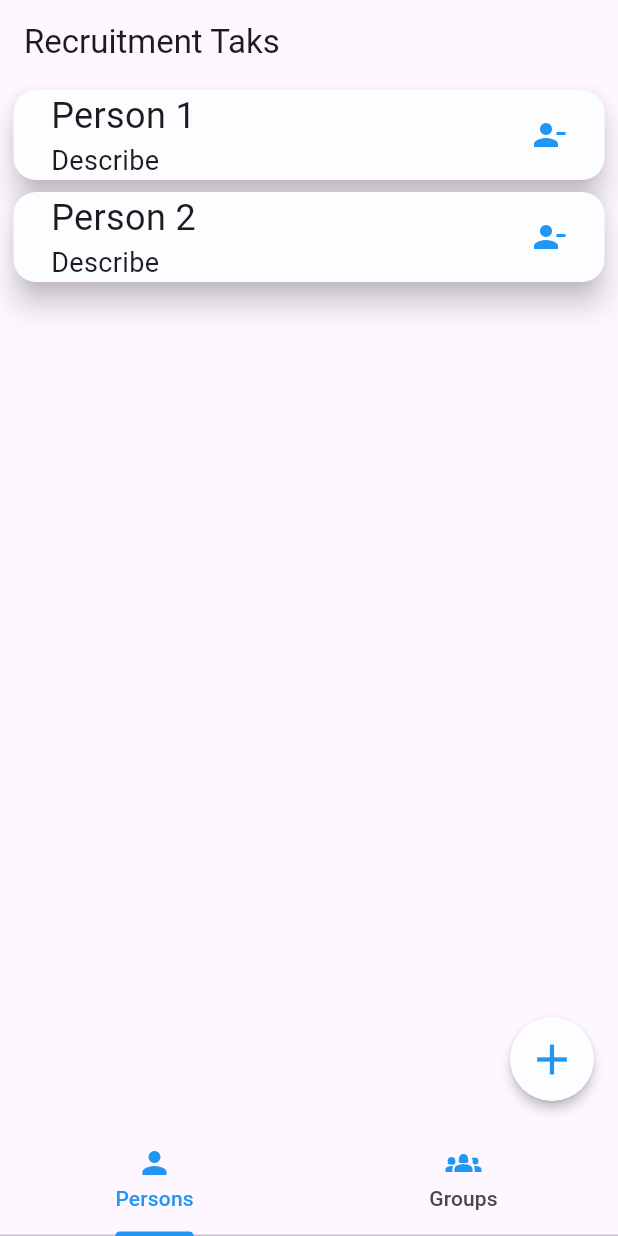
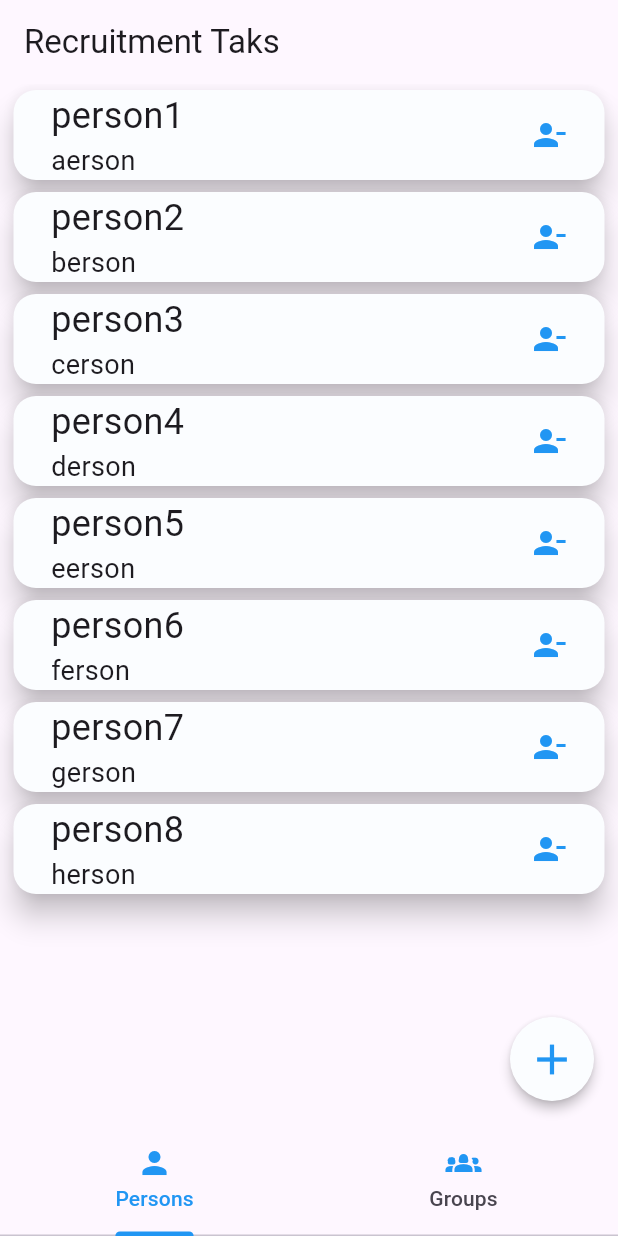
Before and after one commit to Michal2123/RecruitmentTask, a Flutter app: the screen it shows after launch, on a phone screen of 412 x 824 dp. Run offline on Flutter 3.47's test engine with Material 3 defaults, Android fonts, the phone set to English and light mode, and no system bars; our stand-ins replace bloc, equatable, flutter_bloc, mask_text_input_formatter; generated files the repository leaves out were written again.

```diff
--- a/flutter_recruitment_task/lib/src/app.dart
+++ b/flutter_recruitment_task/lib/src/app.dart
@@ -4,8 +4,8 @@ import 'package:flutter_localizations/flutter_localizations.dart';
 import 'package:flutter_recruitment_task/src/group_list/group_view/group_detail_view.dart';
 import 'package:flutter_recruitment_task/src/group_list/group_view/group_form_view.dart';
 import 'package:flutter_recruitment_task/src/home_view.dart';
-import 'package:flutter_recruitment_task/src/person_list/person_view/person_detail_view/person_detail_view.dart';
-import 'package:flutter_recruitment_task/src/person_list/person_view/person_form_view.dart';
+import 'package:flutter_recruitment_task/src/person_list/view/person_detail_view/person_detail_view.dart';
+import 'package:flutter_recruitment_task/src/person_list/view/person_form_view.dart';
 
 import 'settings/settings_controller.dart';
 
--- a/flutter_recruitment_task/lib/src/home_view.dart
+++ b/flutter_recruitment_task/lib/src/home_view.dart
@@ -1,6 +1,8 @@
 import 'package:flutter/material.dart';
+import 'package:flutter_bloc/flutter_bloc.dart';
 import 'package:flutter_recruitment_task/src/group_list/group_view/group_list_view.dart';
-import 'package:flutter_recruitment_task/src/person_list/person_view/person_list_view.dart';
+import 'package:flutter_recruitment_task/src/person_list/block/person_block.dart';
+import 'package:flutter_recruitment_task/src/person_list/view/person_list_view.dart';
 
 class HomeView extends StatelessWidget {
   const HomeView({super.key});
@@ -9,13 +11,16 @@ class HomeView extends StatelessWidget {
 
   @override
   Widget build(BuildContext context) {
-    return DefaultTabController(
+    return BlocProvider(
+      create: (context) => PersonBlock()..add(const PersonListGet()),
+      child: DefaultTabController(
           length: 2,
           child: Scaffold(
             appBar: AppBar(
               title: const Text('Recruitment Taks'),
             ),
-          body: const TabBarView(children: [PersonListView(), GroupListView()]),
+            body:
+                const TabBarView(children: [PersonListView(), GroupListView()]),
             bottomNavigationBar: const TabBar(tabs: [
               Tab(
                 icon: Icon(Icons.person),
@@ -26,6 +31,7 @@ class HomeView extends StatelessWidget {
                 text: 'Groups',
               ),
             ]),
-        ));
+          )),
+    );
   }
 }
--- /dev/null
+++ b/flutter_recruitment_task/lib/src/person_list/block/person_block.dart
@@ -0,0 +1,90 @@
+import 'package:equatable/equatable.dart';
+import 'package:flutter_recruitment_task/src/person_list/model/person_model.dart';
+import 'package:bloc/bloc.dart';
+import 'package:flutter_recruitment_task/src/utils/enums.dart';
+
+part 'person_state.dart';
+part 'person_event.dart';
+
+List<PersonModel> mockList = [
+  PersonModel(
+      firstName: 'person1',
+      lastName: 'aerson',
+      birthDate: '01/10/2001',
+      city: 'Warsaw',
+      street: 'street 1',
+      zipCode: '00-000',
+      groups: const []),
+  PersonModel(
+      firstName: 'person2',
+      lastName: 'berson',
+      birthDate: '01/10/2001',
+      city: 'Warsaw',
+      street: 'street 2',
+      zipCode: '00-000',
+      groups: const []),
+  PersonModel(
+      firstName: 'person3',
+      lastName: 'cerson',
+      birthDate: '01/10/2001',
+      city: 'Warsaw',
+      street: 'street 3',
+      zipCode: '00-000',
+      groups: const []),
+  PersonModel(
+      firstName: 'person4',
+      lastName: 'derson',
+      birthDate: '01/10/2001',
+      city: 'Warsaw',
+      street: 'street 4',
+      zipCode: '00-000',
+      groups: const []),
+  PersonModel(
+      firstName: 'person5',
+      lastName: 'eerson',
+      birthDate: '01/10/2001',
+      city: 'Warsaw',
+      street: 'street 2',
+      zipCode: '00-000',
+      groups: const []),
+  PersonModel(
+      firstName: 'person6',
+      lastName: 'ferson',
+      birthDate: '01/10/2001',
+      city: 'Warsaw',
+      street: 'street 3',
+      zipCode: '00-000',
+      groups: const []),
+  PersonModel(
+      firstName: 'person7',
+      lastName: 'gerson',
+      birthDate: '01/10/2001',
+      city: 'Warsaw',
+      street: 'street 4',
+      zipCode: '00-000',
+      groups: const []),
+  PersonModel(
+      firstName: 'person8',
+      lastName: 'herson',
+      birthDate: '01/10/2001',
+      city: 'Warsaw',
+      street: 'street 2',
+      zipCode: '00-000',
+      groups: const []),
+];
+
+class PersonBlock extends Bloc<PersonEvent, PersonState> {
+  PersonBlock() : super(const PersonState()) {
+    on<PersonListGet>(_onPersonListGet);
+  }
+
+  Future<void> _onPersonListGet(
+      PersonListGet event, Emitter<PersonState> emit) async {
+    emit(state.copyWith(status: () => PersonStatus.loading));
+
+    await Future.delayed(const Duration(seconds: 2));
+
+    emit(state.copyWith(
+        status: () => PersonStatus.succes, personList: () => mockList));
+  }
+}
--- /dev/null
+++ b/flutter_recruitment_task/lib/src/person_list/block/person_event.dart
@@ -0,0 +1,39 @@
+part of 'person_block.dart';
+
+sealed class PersonEvent extends Equatable {
+  const PersonEvent();
+
+  @override
+  List<Object> get props => [];
+}
+
+final class PersonListGet extends PersonEvent {
+  const PersonListGet();
+
+  @override
+  List<Object> get props => [];
+}
+
+final class PersonCreate extends PersonEvent {
+  const PersonCreate({required this.person});
+  final PersonModel person;
+
+  @override
+  List<Object> get props => [person];
+}
+
+final class PersonEdit extends PersonEvent {
+  const PersonEdit({required this.person});
+  final PersonModel person;
+
+  @override
+  List<Object> get props => [person];
+}
+
+final class PersonDelete extends PersonEvent {
+  const PersonDelete({required this.person});
+  final PersonModel person;
+
+  @override
+  List<Object> get props => [person];
+}
--- /dev/null
+++ b/flutter_recruitment_task/lib/src/person_list/block/person_state.dart
@@ -0,0 +1,27 @@
+part of 'person_block.dart';
+
+final class PersonState extends Equatable {
+  const PersonState(
+      {this.status = PersonStatus.initial,
+      this.personList = const <PersonModel>[],
+      this.person});
+  final PersonStatus status;
+  final List<PersonModel> personList;
+  final PersonModel? person;
+
+  PersonState copyWith(
+      {PersonStatus Function()? status,
+      List<PersonModel> Function()? personList}) {
+    return PersonState(
+        status: status != null ? status() : this.status,
+        personList: personList != null ? personList() : this.personList);
+  }
+
+  @override
+  String toString() {
+    return 'PersonState {personList: $personList, personModel: $person}';
+  }
+
+  @override
+  List<Object?> get props => [personList, person];
+}
--- /dev/null
+++ b/flutter_recruitment_task/lib/src/person_list/model/person_model.dart
@@ -0,0 +1,41 @@
+import 'package:equatable/equatable.dart';
+import 'package:flutter/material.dart';
+import 'package:uuid/uuid.dart';
+
+@immutable
+final class PersonModel extends Equatable {
+  PersonModel(
+      {String? id,
+      required this.firstName,
+      required this.lastName,
+      required this.birthDate,
+      required this.zipCode,
+      required this.city,
+      required this.street,
+      required this.groups})
+      : assert(id == null || id.isNotEmpty, 'id must be null or not empty'),
+        id = id ?? const Uuid().v4();
+
+  final String id;
+  final String firstName;
+  final String lastName;
+  final String birthDate;
+  final String zipCode;
+  final String city;
+  final String street;
+  final List<dynamic> groups;
+
+  factory PersonModel.fromJson(Map<String, dynamic> json) {
+    return PersonModel(
+        firstName: json['firstName'],
+        lastName: json['lastName'],
+        birthDate: json['birthDate'],
+        zipCode: json['zipCode'],
+        city: json['city'],
+        street: json['street'],
+        groups: json['groups']);
+  }
+
+  @override
+  List<Object> get props => [];
+}
--- a/flutter_recruitment_task/lib/src/person_list/person_view/person_list_view.dart
+++ /dev/null
@@ -1,33 +0,0 @@
-import 'package:flutter/material.dart';
-import 'package:flutter_recruitment_task/src/person_list/person_view/persion_list_item_view.dart';
-import 'package:flutter_recruitment_task/src/person_list/person_view/person_form_view.dart';
-
-class PersonListView extends StatelessWidget {
-  const PersonListView({super.key});
-
-  @override
-  Widget build(BuildContext context) {
-    return Scaffold(
-      floatingActionButton: FloatingActionButton(
-        onPressed: () => Navigator.pushNamed(context, PersonFormView.routeName),
-        child: const Icon(
-          Icons.add,
-          size: 34,
-        ),
-      ),
-      body: ListView(
-        padding: const EdgeInsets.symmetric(horizontal: 5),
-        children: const [
-          PersonListItem(
-            title: 'Person 1',
-            describe: 'Describe',
-          ),
-          PersonListItem(
-            title: 'Person 2',
-            describe: 'Describe',
-          ),
-        ],
-      ),
-    );
-  }
-}
--- a/flutter_recruitment_task/lib/src/person_list/person_view/persion_list_item_view.dart
+++ b/flutter_recruitment_task/lib/src/person_list/view/persion_list_item_view.dart
@@ -1,5 +1,5 @@
 import 'package:flutter/material.dart';
-import 'package:flutter_recruitment_task/src/person_list/person_view/person_detail_view/person_detail_view.dart';
+import 'package:flutter_recruitment_task/src/person_list/view/person_detail_view/person_detail_view.dart';
 
 class PersonListItem extends StatelessWidget {
   const PersonListItem(
--- a/flutter_recruitment_task/lib/src/person_list/person_view/person_detail_view/person_detail_view.dart
+++ b/flutter_recruitment_task/lib/src/person_list/view/person_detail_view/person_detail_view.dart
@@ -1,6 +1,6 @@
 import 'package:flutter/material.dart';
-import 'package:flutter_recruitment_task/src/person_list/person_view/person_detail_view/person_detail_view_sections/floating_action_button_section.dart';
-import 'package:flutter_recruitment_task/src/person_list/person_view/person_detail_view/person_detail_view_sections/paragraph_section.dart';
+import 'package:flutter_recruitment_task/src/person_list/view/person_detail_view/person_detail_view_sections/floating_action_button_section.dart';
+import 'package:flutter_recruitment_task/src/person_list/view/person_detail_view/person_detail_view_sections/paragraph_section.dart';
 
 class PersonDetailView extends StatelessWidget {
   static const routeName = '/personDetailView';
--- a/flutter_recruitment_task/lib/src/person_list/person_view/person_detail_view/person_detail_view_sections/floating_action_button_section.dart
+++ b/flutter_recruitment_task/lib/src/person_list/view/person_detail_view/person_detail_view_sections/floating_action_button_section.dart
@@ -1,5 +1,5 @@
 import 'package:flutter/material.dart';
-import 'package:flutter_recruitment_task/src/person_list/person_view/person_form_view.dart';
+import 'package:flutter_recruitment_task/src/person_list/view/person_form_view.dart';
 
 class PersonDetailFloatinActionButton extends StatelessWidget {
   const PersonDetailFloatinActionButton({super.key});
--- /dev/null
+++ b/flutter_recruitment_task/lib/src/person_list/view/person_list_view.dart
@@ -0,0 +1,51 @@
+import 'package:flutter/material.dart';
+import 'package:flutter_bloc/flutter_bloc.dart';
+import 'package:flutter_recruitment_task/src/person_list/block/person_block.dart';
+import 'package:flutter_recruitment_task/src/person_list/view/persion_list_item_view.dart';
+import 'package:flutter_recruitment_task/src/person_list/view/person_form_view.dart';
+import 'package:flutter_recruitment_task/src/utils/enums.dart';
+
+class PersonListView extends StatelessWidget {
+  const PersonListView({super.key});
+
+  @override
+  Widget build(BuildContext context) {
+    return Scaffold(
+      floatingActionButton: FloatingActionButton(
+        onPressed: () => Navigator.pushNamed(context, PersonFormView.routeName),
+        child: const Icon(
+          Icons.add,
+          size: 34,
+        ),
+      ),
+      body: BlocListener<PersonBlock, PersonState>(
+        listener: (context, state) {
+          if (state.status == PersonStatus.error) {
+            ScaffoldMessenger.of(context)
+              ..hideCurrentSnackBar()
+              ..showSnackBar(
+                  const SnackBar(content: Text('Something went wrong :(')));
+          }
+        },
+        child: BlocBuilder<PersonBlock, PersonState>(
+          builder: (context, state) {
+            if (state.status == PersonStatus.loading) {
+              return const Center(child: CircularProgressIndicator());
+            } else {
+              return ListView(
+                padding: const EdgeInsets.symmetric(horizontal: 5),
+                children: [
+                  for (var person in state.personList)
+                    PersonListItem(
+                      title: person.firstName,
+                      describe: person.lastName,
+                    ),
+                ],
+              );
+            }
+          },
+        ),
+      ),
+    );
+  }
+}
--- a/flutter_recruitment_task/lib/src/utils/enums.dart
+++ b/flutter_recruitment_task/lib/src/utils/enums.dart
@@ -3,3 +3,5 @@ enum InputFormatters {
   birthDate,
   none;
 }
+
+enum PersonStatus { initial, loading, succes, error }
```
Also changed, not shown: flutter_recruitment_task/pubspec.yaml (+6 -2 lines), flutter_recruitment_task/lib/src/person_list/view/person_detail_view/person_detail_view_sections/paragraph_section.dart (renamed from flutter_recruitment_task/lib/src/person_list/person_view/person_detail_view/person_detail_view_sections/paragraph_section.dart), flutter_recruitment_task/lib/src/person_list/view/person_form_view.dart (renamed from flutter_recruitment_task/lib/src/person_list/person_view/person_form_view.dart), flutter_recruitment_task/pubspec.lock, 1 other file. Lines whose indentation alone changed are shown as unchanged.
